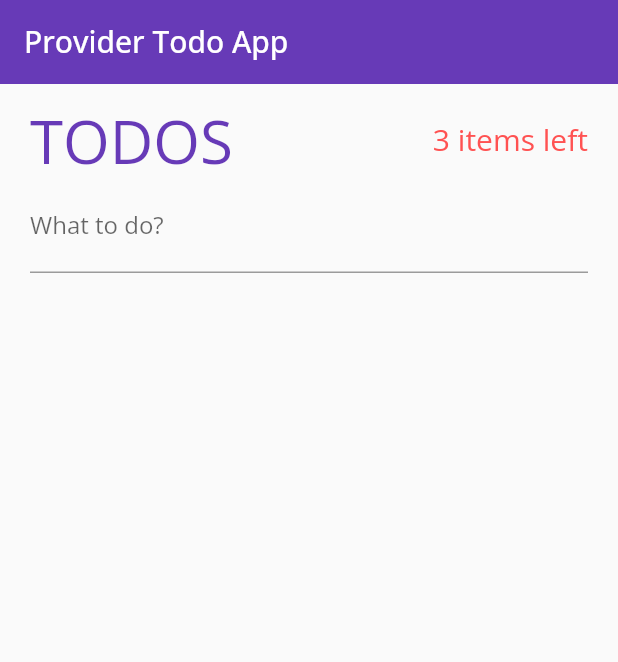
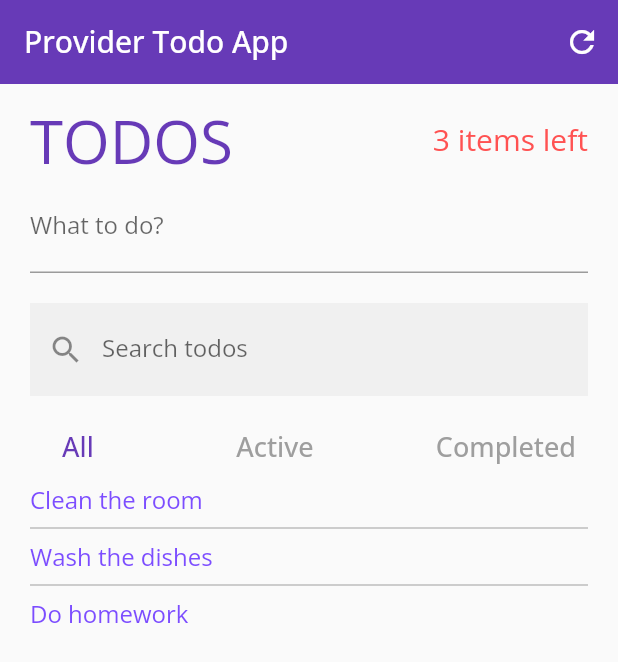
Before and after one commit to sarav-daya/provider-todo, a Flutter app: the screen it shows after launch, on a phone screen of 412 x 824 dp. Shown: the top 662 px of the screen. Run offline on Flutter 3.47's test engine with Material 2 defaults, Android fonts, the phone set to English and light mode, and no system bars; our stand-ins replace equatable, google_fonts.

Commit message:
Added todo items list

```diff
--- a/lib/pages/todos_page.dart
+++ b/lib/pages/todos_page.dart
@@ -1,5 +1,6 @@
 import 'package:flutter/material.dart';
 import 'package:provider/provider.dart';
+import 'package:todo_provider/models/todo_model.dart';
 import 'package:todo_provider/providers/providers.dart';
 
 class TodosPage extends StatefulWidget {
@@ -17,6 +18,12 @@ class _TodosPageState extends State<TodosPage> {
         appBar: AppBar(
           title: Text('Provider Todo App'),
           elevation: 0.0,
+          actions: [
+            IconButton(
+              onPressed: () {},
+              icon: Icon(Icons.refresh),
+            ),
+          ],
         ),
         body: SingleChildScrollView(
           child: Padding(
@@ -28,6 +35,8 @@ class _TodosPageState extends State<TodosPage> {
               children: [
                 TodoHeader(),
                 CreateTodo(),
+                SizedBox(height: 20.0),
+                SearchAndFilterTodo(),
               ],
             ),
           ),
@@ -88,3 +97,114 @@ class _CreateTodoState extends State<CreateTodo> {
     super.dispose();
   }
 }
+
+class SearchAndFilterTodo extends StatelessWidget {
+  const SearchAndFilterTodo({Key? key}) : super(key: key);
+
+  @override
+  Widget build(BuildContext context) {
+    return Column(
+      children: [
+        TextField(
+          decoration: InputDecoration(
+            labelText: 'Search todos',
+            border: InputBorder.none,
+            filled: true,
+            prefixIcon: Icon(Icons.search),
+          ),
+          onChanged: (String? newSearchTerm) {
+            if (newSearchTerm != null) {
+              context.read<TodoSearch>().setSearchTerm(newSearchTerm);
+            }
+          },
+        ),
+        SizedBox(height: 10.0),
+        Row(
+          mainAxisAlignment: MainAxisAlignment.spaceBetween,
+          children: [
+            filterButton(context, Filter.all),
+            filterButton(context, Filter.active),
+            filterButton(context, Filter.completed),
+          ],
+        ),
+        ShowTodos(),
+      ],
+    );
+  }
+
+  Widget filterButton(BuildContext context, Filter filter) {
+    return TextButton(
+      child: Text(
+        filter == Filter.all
+            ? 'All'
+            : filter == Filter.active
+                ? 'Active'
+                : 'Completed',
+        style: TextStyle(
+          fontSize: 18.0,
+          color: textColor(context, filter),
+        ),
+      ),
+      onPressed: () {
+        context.read<TodoFilter>().changeFilter(filter);
+      },
+    );
+  }
+
+  Color textColor(BuildContext context, Filter filter) {
+    final currentFilter = context.watch<TodoFilter>().state.filter;
+    return currentFilter == filter ? Colors.deepPurple : Colors.grey;
+  }
+}
+
+// ! We cannot directly use a listview in a column or SingleChildScroll view
+// ! becuase the scrolling property conflicts.
+// ! therefore, we need to change the scrolling property of the listview by setting the following.
+// ? primary : false
+// ? shrinkWrap : true
+
+class ShowTodos extends StatelessWidget {
+  const ShowTodos({Key? key}) : super(key: key);
+
+  Widget showBackground(int direction) {
+    return Container(
+      margin: const EdgeInsets.all(4.0),
+      padding: const EdgeInsets.symmetric(horizontal: 10.0),
+      color: Colors.red,
+      alignment: direction == 0 ? Alignment.centerLeft : Alignment.centerRight,
+      child: Icon(
+        Icons.delete,
+        size: 30.0,
+        color: Colors.white,
+      ),
+    );
+  }
+
+  @override
+  Widget build(BuildContext context) {
+    final todos = context.watch<FilteredTodos>().state.filteredTodos;
+    return ListView.separated(
+      shrinkWrap: true,
+      primary: false,
+      itemCount: todos.length,
+      separatorBuilder: (BuildContext context, int index) {
+        return Divider(
+          color: Colors.grey,
+        );
+      },
+      itemBuilder: (BuildContext context, int index) {
+        return Dismissible(
+          key: ValueKey(todos[index].id),
+          background: showBackground(0),
+          secondaryBackground: showBackground(1),
+          onDismissed: (direction) =>
+              context.read<TodoList>().removeTodo(todos[index]),
+          child: Text(
+            todos[index].desc,
+            style: TextStyle(fontSize: 16.0, color: Colors.deepPurpleAccent),
+          ),
+        );
+      },
+    );
+  }
+}
```
